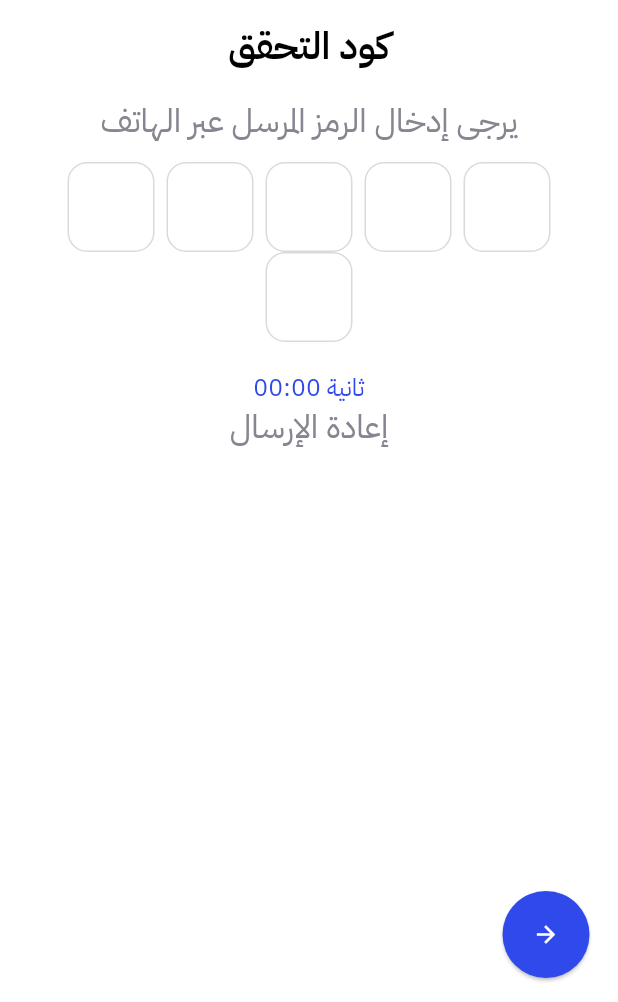
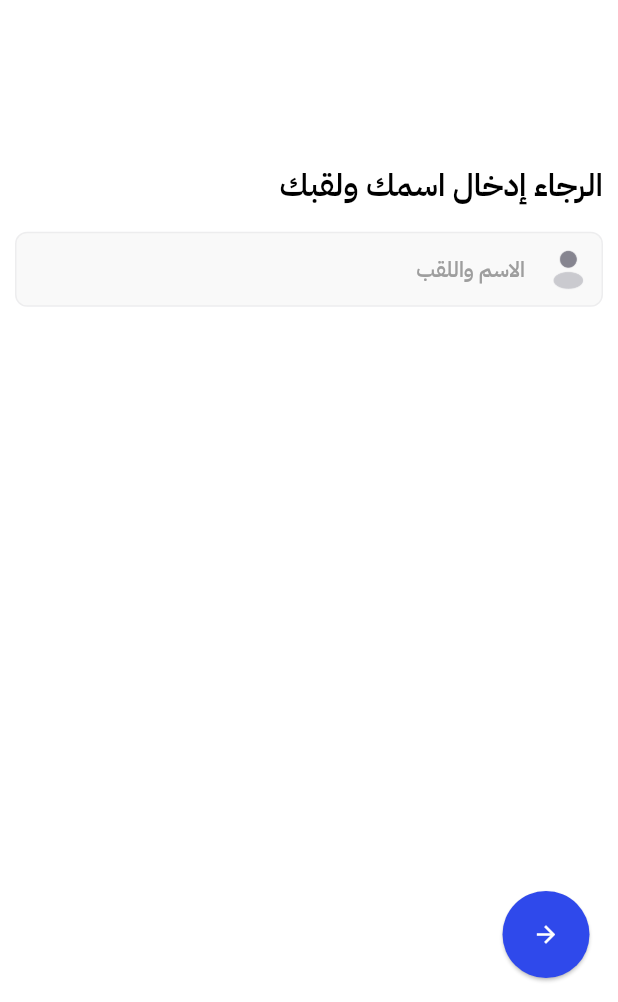
Before and after one commit to a0Max/fissa, a Flutter app: the OtpScreen screen opened directly, after a tap on the "arrow forward" icon, on a phone screen of 412 x 824 dp, the part 234-1236 px from its top. Run offline on Flutter 3.47's test engine with Material 3 defaults, Android fonts, the phone set to English and light mode, and no system bars; drawn by our look-alikes of pin_code_text_field; our stand-ins replace dio, equatable, firebase_core, pretty_dio_logger, shared_preferences; accounts and stored records are empty.

Commit message:
enter name, email, complete sign up

```diff
--- a/lib/core/app_color.dart
+++ b/lib/core/app_color.dart
@@ -10,5 +10,6 @@ class AppColor {
   static const Color purpleColor = Color(0xFF700779);
   static const Color lightPurpleColor = Color(0xFF8993D9);
   static const Color greyColor = Color(0xFF868590);
+  static const Color lightGreyColor = Color(0xffF4F1F1);
   static const Color lightRedColor = Color(0xFFE1186D);
 }
--- a/lib/core/assets_images.dart
+++ b/lib/core/assets_images.dart
@@ -8,4 +8,8 @@ abstract class AppImages {
       "${mainPathOfImages}icon_with_text.png";
   static const String imageTracksIntro = "${mainPathOfImages}tracks_intro.png";
   static const String imageLibyaFlag = "${mainPathOfImages}libya_flag.png";
+  static const String iconUser = "${mainPathOfImages}user.png";
+  static const String iconMail = "${mainPathOfImages}mail.png";
+  static const String imageTopPartOfComplete =
+      "${mainPathOfImages}top_part_of_complete.png";
 }
--- a/lib/features/intro/presentation/screen/welcome_screen.dart
+++ b/lib/features/intro/presentation/screen/welcome_screen.dart
@@ -3,7 +3,9 @@ import 'package:fisaa/core/vars.dart';
 import 'package:flutter/material.dart';
 
 import '../../../../core/assets_images.dart';
+import '../../../../core/utils.dart';
 import '../../../../core/widget/button_widget.dart';
+import '../../../login/presentation/screen/login_screen.dart';
 
 class WelcomeScreen extends StatelessWidget {
   const WelcomeScreen({super.key});
@@ -35,7 +37,9 @@ class WelcomeScreen extends StatelessWidget {
                 bgColor: Theme.of(context).hintColor,
                 textButton: 'طلب توصيلة',
                 textStyle: Theme.of(context).textTheme.labelLarge!,
-                onTap: () {},
+                onTap: () {
+                  Utils.navigateAndRemoveUntilTo(LoginScreen(), context);
+                },
               ),
               10.ph,
               ButtonWidget(
--- a/lib/features/login/presentation/screen/login_screen.dart
+++ b/lib/features/login/presentation/screen/login_screen.dart
@@ -2,7 +2,6 @@ import 'package:fisaa/core/app_color.dart';
 import 'package:fisaa/core/vars.dart';
 import 'package:fisaa/features/login/manager/auth_provider.dart';
 import 'package:flutter/material.dart';
-import 'package:provider/provider.dart';
 
 import '../../../../core/assets_images.dart';
 import '../../../../core/utils.dart';
--- /dev/null
+++ b/lib/features/login/presentation/screen/name_screen.dart
@@ -0,0 +1,98 @@
+import 'package:fisaa/core/app_color.dart';
+import 'package:fisaa/core/vars.dart';
+import 'package:flutter/material.dart';
+
+import '../../../../core/assets_images.dart';
+import '../../../../core/utils.dart';
+import '../../../../core/validation_text_field.dart';
+import '../../../../core/widget/text_field_widget.dart';
+import 'email_screen.dart';
+
+class NameScreen extends StatelessWidget {
+  final TextEditingController _nameController = TextEditingController();
+
+  NameScreen({super.key});
+  @override
+  Widget build(BuildContext context) {
+    return Scaffold(
+      persistentFooterAlignment: AlignmentDirectional.bottomEnd,
+      appBar: AppBar(),
+      floatingActionButton: ElevatedButton(
+        onPressed: () {
+          Utils.navigateAndRemoveUntilTo(EmailScreen(), context);
+        },
+        style: ElevatedButton.styleFrom(
+          shape: const CircleBorder(),
+          padding: const EdgeInsets.all(20),
+          backgroundColor: AppColor.mainColor,
+          foregroundColor: AppColor.mainColor,
+        ),
+        child: const Icon(Icons.arrow_forward, color: Colors.white),
+      ),
+      body: SingleChildScrollView(
+        child: SizedBox(
+          width: MediaQuery.of(context).size.width,
+          height: MediaQuery.of(context).size.height / 2,
+          child: Column(
+            crossAxisAlignment: CrossAxisAlignment.center,
+            mainAxisAlignment: MainAxisAlignment.spaceBetween,
+            children: [
+              Image.asset(
+                AppImages.imageAppIcon,
+                height: 100,
+              ),
+              Container(
+                margin: const EdgeInsets.symmetric(horizontal: 10),
+                child: Column(
+                  crossAxisAlignment: CrossAxisAlignment.end,
+                  children: [
+                    Text(
+                      'الرجاء إدخال اسمك ولقبك',
+                      style: Theme.of(context)
+                          .textTheme
+                          .bodyLarge
+                          ?.copyWith(fontSize: 21),
+                      textAlign: TextAlign.end,
+                    ),
+                    15.ph,
+                    Row(
+                      mainAxisAlignment: MainAxisAlignment.spaceBetween,
+                      children: [
+                        Expanded(
+                          child: SizedBox(
+                            height: 50,
+                            child: TextFieldWidget(
+                              hintText: 'الاسم واللقب',
+                              controler: _nameController,
+                              validatorTextField: (val) =>
+                                  ValidationTextField.phoneNumberInput(val),
+                              labelText: 'الاسم واللقب',
+                              onChanged: (e) {},
+                              keyboardType: TextInputType.text,
+                              fontSize: 14,
+                              borderSideColor:
+                                  AppColor.greyColor.withOpacity(.1),
+                              fillColor: AppColor.greyColor.withOpacity(.05),
+                              leftWidget: Padding(
+                                padding:
+                                    const EdgeInsets.symmetric(vertical: 8.0),
+                                child: Image.asset(
+                                  AppImages.iconUser,
+                                ),
+                              ),
+                            ),
+                          ),
+                        )
+                      ],
+                    ),
+                  ],
+                ),
+              ),
+              const SizedBox()
+            ],
+          ),
+        ),
+      ),
+    );
+  }
+}
--- a/lib/features/login/presentation/screen/otp_screen.dart
+++ b/lib/features/login/presentation/screen/otp_screen.dart
@@ -4,9 +4,9 @@ import 'package:flutter/material.dart';
 import 'package:pin_code_text_field/pin_code_text_field.dart';
 
 import '../../../../core/assets_images.dart';
-import '../../../../core/validation_text_field.dart';
-import '../../../../core/widget/text_field_widget.dart';
+import '../../../../core/utils.dart';
 import '../../manager/auth_provider.dart';
+import 'name_screen.dart';
 
 class OtpScreen extends StatelessWidget {
   final TextEditingController _controller = TextEditingController();
@@ -18,7 +18,9 @@ class OtpScreen extends StatelessWidget {
       persistentFooterAlignment: AlignmentDirectional.bottomEnd,
       appBar: AppBar(),
       floatingActionButton: ElevatedButton(
-        onPressed: () {},
+        onPressed: () {
+          Utils.navigateAndRemoveUntilTo(NameScreen(), context);
+        },
         style: ElevatedButton.styleFrom(
           shape: const CircleBorder(),
           padding: const EdgeInsets.all(20),
@@ -65,9 +67,9 @@ class OtpScreen extends StatelessWidget {
                           autofocus: true,
                           controller: _controller,
                           highlight: true,
-                          highlightColor: AppColor.greyColor.withOpacity(.3),
+                          highlightColor: AppColor.greyColor.withOpacity(.1),
                           defaultBorderColor:
-                              AppColor.greyColor.withOpacity(.3),
+                              AppColor.greyColor.withOpacity(.1),
                           hasTextBorderColor: AppColor.mainColor,
                           pinTextStyle: Theme.of(context).textTheme.bodySmall,
                           maxLength: 6,
@@ -78,9 +80,13 @@ class OtpScreen extends StatelessWidget {
                           pinBoxBorderWidth: 1,
                           onTextChanged: (text) {
                             // _otp = text;
+                            context
+                                .read<AuthProvider>()
+                                .updateCurrentOtp(char: text);
                           },
                           onDone: (text) {
                             // checkOTP();
+                            context.read<AuthProvider>().doneOtp(context);
                           },
                           pinBoxWidth:
                               (MediaQuery.of(context).size.width - 180) / 4,
--- a/lib/main.dart
+++ b/lib/main.dart
@@ -5,8 +5,6 @@ import 'package:flutter/services.dart';
 import 'core/theme.dart';
 import 'features/intro/presentation/screen/intro_screen.dart';
 import 'features/login/manager/auth_provider.dart';
-import 'features/login/presentation/screen/login_screen.dart';
-import 'features/login/presentation/screen/otp_screen.dart';
 import 'firebase_options.dart';
 
 Future<void> main() async {
@@ -37,7 +35,7 @@ class MyApp extends StatelessWidget {
           theme: AppTheme.getLightTheme(),
           themeMode: ThemeMode.light,
           debugShowCheckedModeBanner: false,
-          home: LoginScreen(),
+          home: IntroScreen(),
         ));
   }
 }
```
Also changed, not shown: lib/features/login/manager/auth_provider.dart (+13 -0 lines), lib/features/login/presentation/screen/complete_sign_up.dart (added, +90 -0 lines), lib/features/login/presentation/screen/email_screen.dart (added, +98 -0 lines), assets/images/mail.png (added), assets/images/top_part_of_complete.png (added), assets/images/user.png (added).
